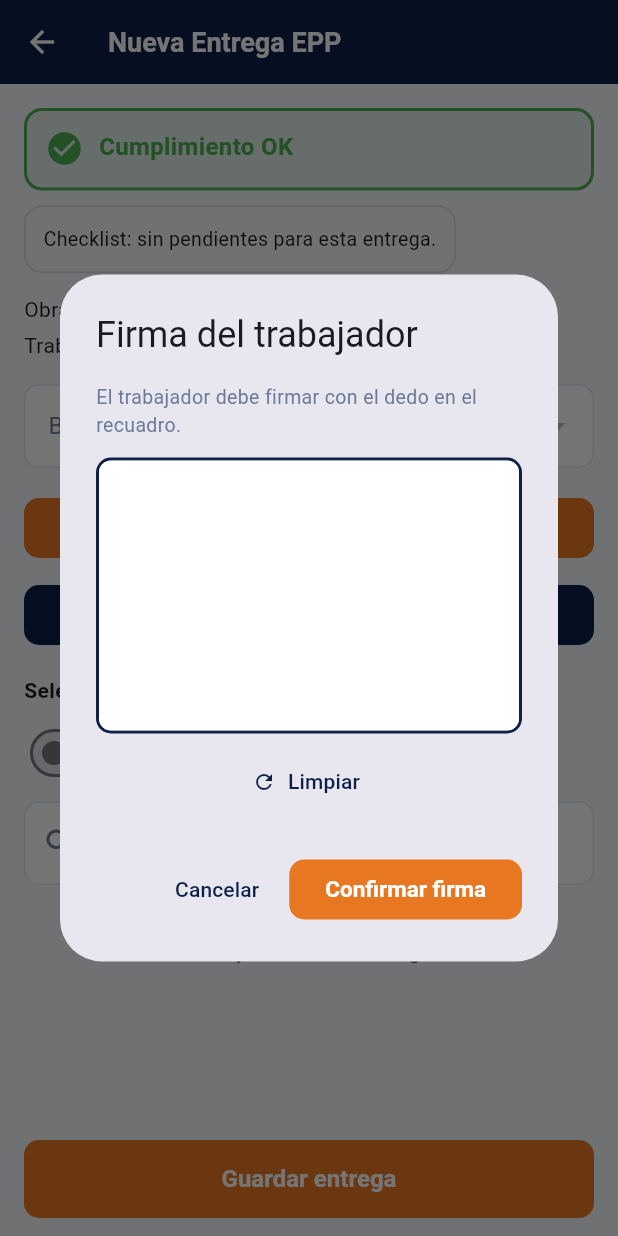
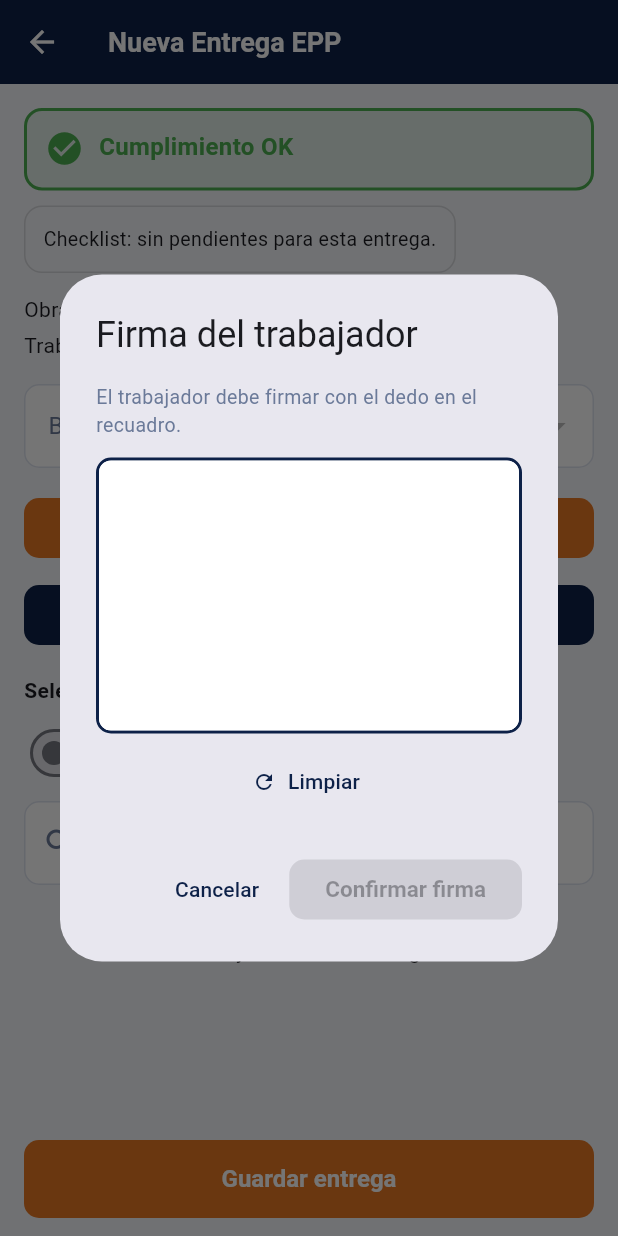
Before and after one commit to cvidala/sistema-epp-flutter, a Flutter app: the NewDeliveryPage screen opened directly with empty values, after a tap on "Firma del trabajador", on a phone screen of 412 x 824 dp. Run offline on Flutter 3.47's test engine with Material 3 defaults, Android fonts, the phone set to English and light mode, and no system bars; drawn by our look-alikes of signature; our stand-ins replace camera, connectivity_plus, device_info_plus, flutter_image_compress, geolocator, hive and 5 more; missing offline and left inert: google_mlkit_face_detection; accounts and stored records are empty; network calls fail.

Commit message:
fix(qa): ISSUE-004 — botón confirmar firma deshabilitado hasta que canvas tenga trazos

```diff
--- a/lib/new_delivery_page.dart
+++ b/lib/new_delivery_page.dart
@@ -879,7 +879,10 @@ class _NewDeliveryPageState extends State<NewDeliveryPage> {
     final confirm = await showDialog<bool>(
       context: context,
       barrierDismissible: false,
-      builder: (ctx) => AlertDialog(
+      builder: (ctx) => StatefulBuilder(
+        builder: (ctx, setLocal) {
+          _firmaCtrl.addListener(() => setLocal(() {}));
+          return AlertDialog(
             title: const Text('Firma del trabajador'),
             content: SizedBox(
               width: 340,
@@ -910,7 +913,10 @@ class _NewDeliveryPageState extends State<NewDeliveryPage> {
                   TextButton.icon(
                     icon: const Icon(Icons.refresh, size: 16),
                     label: const Text('Limpiar'),
-                onPressed: () => _firmaCtrl.clear(),
+                    onPressed: () {
+                      _firmaCtrl.clear();
+                      setLocal(() {});
+                    },
                   ),
                 ],
               ),
@@ -921,22 +927,18 @@ class _NewDeliveryPageState extends State<NewDeliveryPage> {
                 child: const Text('Cancelar'),
               ),
               ElevatedButton(
-            onPressed: () => Navigator.pop(ctx, true),
+                onPressed: _firmaCtrl.isEmpty
+                    ? null
+                    : () => Navigator.pop(ctx, true),
                 child: const Text('Confirmar firma'),
               ),
             ],
+          );
+        },
       ),
     );
 
     if (confirm != true) return;
-    if (_firmaCtrl.isEmpty) {
-      if (mounted) {
-        ScaffoldMessenger.of(context).showSnackBar(
-          const SnackBar(content: Text('Debes firmar antes de confirmar.')),
-        );
-      }
-      return;
-    }
 
     final png = await _firmaCtrl.toPngBytes();
     if (png != null) {
```
Lines whose indentation alone changed are shown as unchanged.
